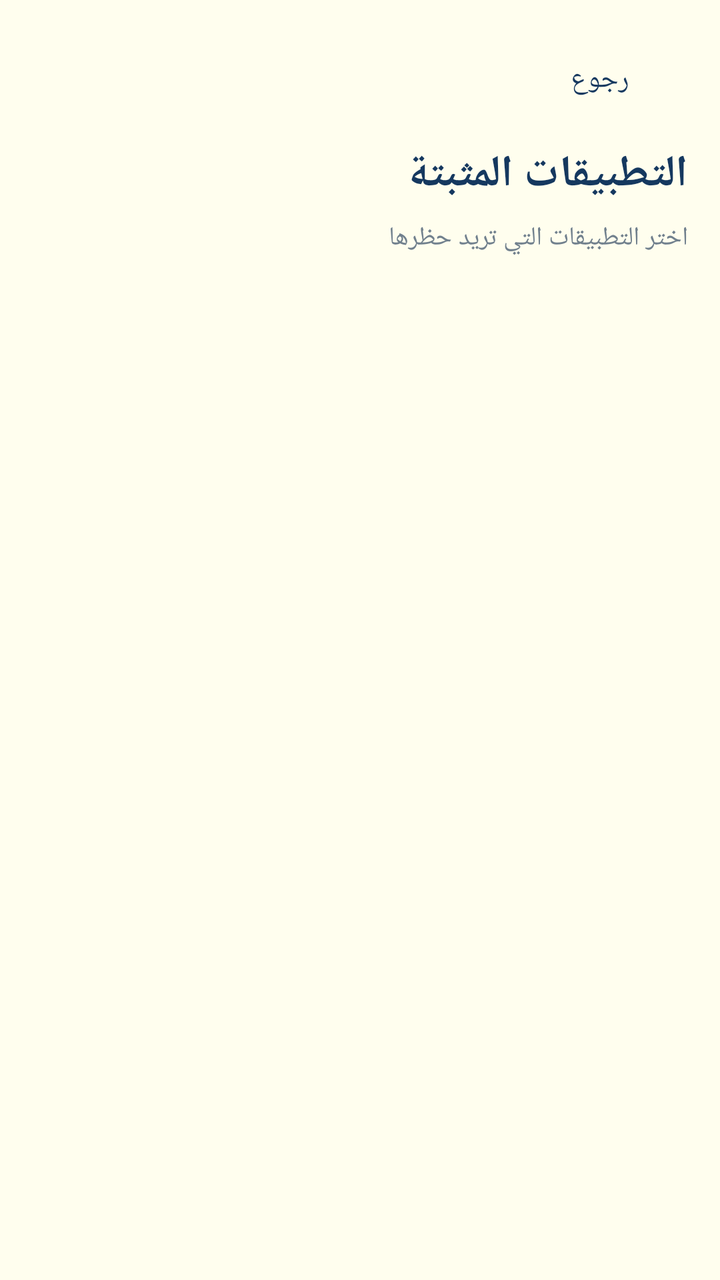
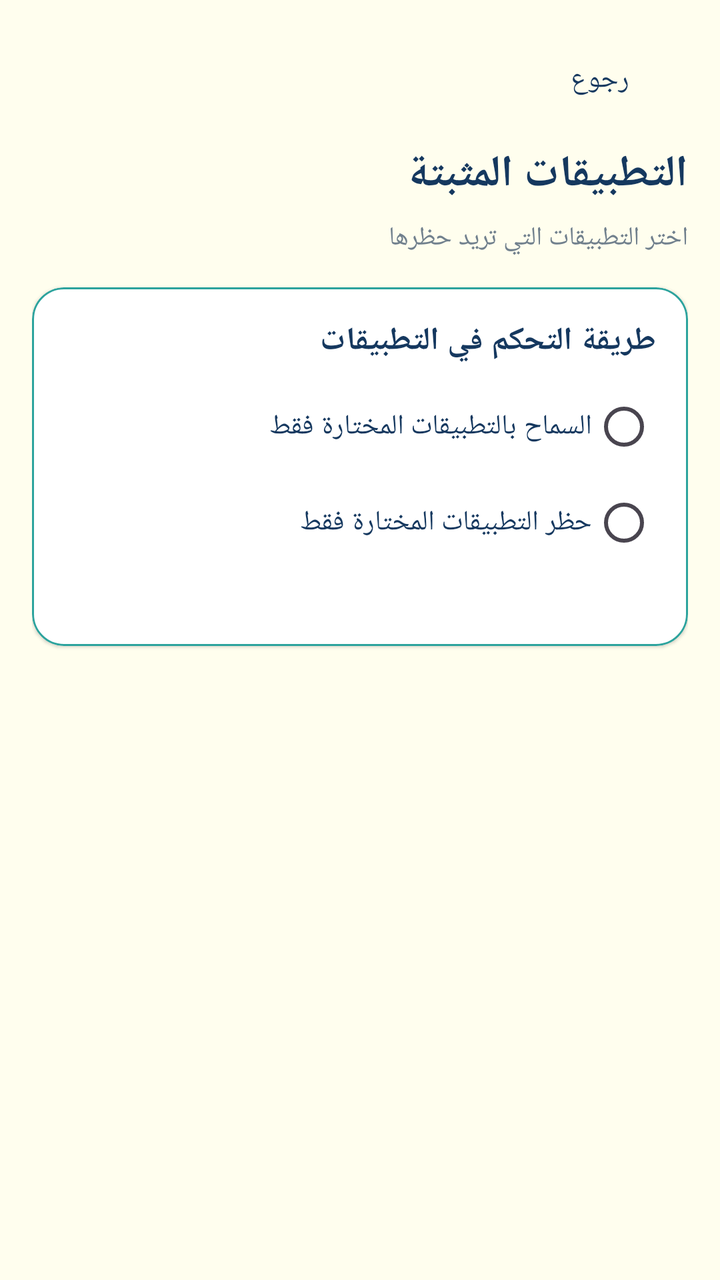

The first picture is an Android layout as it rendered before a commit; the second is the same layout after the commit. The layout source and the unified diff follow.
<!-- AndroidManifest.xml: application theme Theme.SafeNest -->
<!-- res/layout/fragment_installed_apps.xml -->
<?xml version="1.0" encoding="utf-8"?>
<androidx.constraintlayout.widget.ConstraintLayout xmlns:android="http://schemas.android.com/apk/res/android"
    xmlns:app="http://schemas.android.com/apk/res-auto"
    android:layout_width="match_parent"
    android:layout_height="match_parent"
    android:background="@color/background_light"
    android:layoutDirection="rtl"
    android:textDirection="rtl">

    <androidx.core.widget.NestedScrollView
        android:id="@+id/scrollView"
        android:layout_width="0dp"
        android:layout_height="0dp"
        android:fillViewport="true"
        app:layout_constraintBottom_toBottomOf="parent"
        app:layout_constraintEnd_toEndOf="parent"
        app:layout_constraintStart_toStartOf="parent"
        app:layout_constraintTop_toTopOf="parent">

        <LinearLayout
            android:layout_width="match_parent"
            android:layout_height="wrap_content"
            android:orientation="vertical"
            android:padding="16dp">

            
            <com.google.android.material.button.MaterialButton
                android:id="@+id/backButton"
                style="@style/Widget.Material3.Button.TextButton"
                android:layout_width="wrap_content"
                android:layout_height="wrap_content"
                android:fontFamily="@font/lemonada_bold"
                android:text="@string/back"
                android:textColor="@color/purple_dark" />

            
            <TextView
                android:layout_width="wrap_content"
                android:layout_height="wrap_content"
                android:layout_marginTop="8dp"
                android:layout_marginBottom="8dp"
                android:fontFamily="@font/lemonada_bold"
                android:text="@string/installed_apps"
                android:textColor="@color/purple_dark"
                android:textSize="22sp"
                android:textStyle="bold" />

            <TextView
                android:layout_width="wrap_content"
                android:layout_height="wrap_content"
                android:layout_marginBottom="16dp"
                android:fontFamily="@font/lemonada_bold"
                android:text="@string/installed_apps_subtitle"
                android:textColor="@color/gray_medium"
                android:textSize="13sp" />

            
            <ProgressBar
                android:id="@+id/progressBar"
                android:layout_width="wrap_content"
                android:layout_height="wrap_content"
                android:layout_gravity="center"
                android:layout_marginTop="32dp"
                android:visibility="gone" />

            
            <TextView
                android:id="@+id/emptyText"
                android:layout_width="match_parent"
                android:layout_height="wrap_content"
                android:layout_marginTop="48dp"
                android:fontFamily="@font/lemonada_bold"
                android:gravity="center"
                android:text="@string/no_installed_apps"
                android:textColor="@color/gray_medium"
                android:textSize="16sp"
                android:visibility="gone" />

            
            <com.google.android.material.card.MaterialCardView
                android:id="@+id/availableAppsCard"
                android:layout_width="match_parent"
                android:layout_height="wrap_content"
                android:layout_marginTop="16dp"
                app:cardBackgroundColor="@color/white"
                app:cardCornerRadius="16dp"
                app:cardElevation="2dp"
                app:strokeColor="@color/teal_brand"
                app:strokeWidth="2dp"
                android:visibility="gone">

                <LinearLayout
                    android:layout_width="match_parent"
                    android:layout_height="wrap_content"
                    android:orientation="vertical"
                    android:padding="16dp">

                    <TextView
                        android:layout_width="wrap_content"
                        android:layout_height="wrap_content"
                        android:fontFamily="@font/lemonada_bold"
                        android:text="التطبيقات المثبتة على جهاز الطفل"
                        android:textColor="@color/teal_brand"
                        android:textSize="16sp"
                        android:textStyle="bold" />

                    <TextView
                        android:layout_width="match_parent"
                        android:layout_height="wrap_content"
                        android:layout_marginTop="4dp"
                        android:text="اختر تطبيقًا لعمل حظر أو تحديد وقت استخدام."
                        android:textColor="@color/gray_medium"
                        android:textSize="13sp" />

                    <LinearLayout
                        android:id="@+id/availableAppsList"
                        android:layout_width="match_parent"
                        android:layout_height="wrap_content"
                        android:layout_marginTop="12dp"
                        android:orientation="vertical" />
                </LinearLayout>
            </com.google.android.material.card.MaterialCardView>

            
            <com.google.android.material.card.MaterialCardView
                android:id="@+id/blockedAppsCard"
                android:layout_width="match_parent"
                android:layout_height="wrap_content"
                android:layout_marginTop="16dp"
                app:cardBackgroundColor="@color/white"
                app:cardCornerRadius="16dp"
                app:cardElevation="2dp"
                app:strokeColor="@color/pink_soft"
                app:strokeWidth="2dp"
                android:visibility="gone">

                <LinearLayout
                    android:layout_width="match_parent"
                    android:layout_height="wrap_content"
                    android:orientation="vertical"
                    android:padding="16dp">

                    
                    <TextView
                        android:layout_width="wrap_content"
                        android:layout_height="wrap_content"
                        android:fontFamily="@font/lemonada_bold"
                        android:text="التطبيقات المحظوره"
                        android:textColor="@color/pink_soft"
                        android:textSize="14sp"
                        android:textStyle="bold" />

                    
                    <LinearLayout
                        android:id="@+id/blockedAppsList"
                        android:layout_width="match_parent"
                        android:layout_height="wrap_content"
                        android:layout_marginTop="12dp"
                        android:orientation="vertical" />

                    
                    <com.google.android.material.button.MaterialButton
                        android:id="@+id/addBlockedAppBtn"
                        style="@style/Widget.Material3.Button.TonalButton"
                        android:layout_width="wrap_content"
                        android:layout_height="wrap_content"
                        android:layout_gravity="center"
                        android:layout_marginTop="12dp"
                        android:fontFamily="@font/lemonada_bold"
                        android:text="أضف تطبيق محظور"
                        android:textSize="12sp"
                        app:backgroundTint="@color/pink_soft"
                        app:cornerRadius="20dp" />

                </LinearLayout>

            </com.google.android.material.card.MaterialCardView>

            
            <com.google.android.material.card.MaterialCardView
                android:id="@+id/allowedAppsCard"
                android:layout_width="match_parent"
                android:layout_height="wrap_content"
                android:layout_marginTop="16dp"
                android:layout_marginBottom="16dp"
                app:cardBackgroundColor="@color/white"
                app:cardCornerRadius="16dp"
                app:cardElevation="2dp"
                app:strokeColor="@color/orange_accent"
                app:strokeWidth="2dp"
                android:visibility="gone">

                <LinearLayout
                    android:layout_width="match_parent"
                    android:layout_height="wrap_content"
                    android:orientation="vertical"
                    android:padding="16dp">

                    
                    <TextView
                        android:layout_width="wrap_content"
                        android:layout_height="wrap_content"
                        android:fontFamily="@font/lemonada_bold"
                        android:text="التطبيقات المسموح بها"
                        android:textColor="@color/orange_accent"
                        android:textSize="14sp"
                        android:textStyle="bold" />

                    
                    <LinearLayout
                        android:id="@+id/allowedAppsList"
                        android:layout_width="match_parent"
                        android:layout_height="wrap_content"
                        android:layout_marginTop="12dp"
                        android:orientation="vertical" />

                    
                    <com.google.android.material.button.MaterialButton
                        android:id="@+id/addAllowedAppBtn"
                        style="@style/Widget.Material3.Button.TonalButton"
                        android:layout_width="wrap_content"
                        android:layout_height="wrap_content"
                        android:layout_gravity="center"
                        android:layout_marginTop="12dp"
                        android:fontFamily="@font/lemonada_bold"
                        android:text="أضف تطبيق مسموح"
                        android:textSize="12sp"
                        app:backgroundTint="@color/orange_accent"
                        app:cornerRadius="20dp" />

                </LinearLayout>

            </com.google.android.material.card.MaterialCardView>

        </LinearLayout>
    </androidx.core.widget.NestedScrollView>

</androidx.constraintlayout.widget.ConstraintLayout>
<!-- resources referenced by this layout -->
<resources>
  <color name="background_light">#FFFEEE</color>
  <color name="gray_medium">#71808D</color>
  <color name="orange_accent">#E8796A</color>
  <color name="pink_soft">#F5D3CE</color>
  <color name="purple_dark">#15385F</color>
  <color name="teal_brand">#2CA39D</color>
  <color name="white">#FFFFFFFF</color>
  <string name="back">رجوع</string>
  <string name="installed_apps">التطبيقات المثبتة</string>
  <string name="installed_apps_subtitle">اختر التطبيقات التي تريد حظرها</string>
  <string name="no_installed_apps">لا توجد تطبيقات مسجلة</string>
  <style name="Theme.SafeNest" parent="Base.Theme.SafeNest" />
  <style name="Base.Theme.SafeNest" parent="Theme.Material3.DayNight.NoActionBar">
          <item name="colorPrimary">@color/teal_brand</item>
          <item name="colorOnPrimary">@color/white</item>
          <item name="colorSecondary">@color/navy_brand</item>
          <item name="colorOnSecondary">@color/white</item>
          <item name="android:windowBackground">@color/ivory_surface</item>
          <item name="android:statusBarColor">@color/ivory_surface</item>
          <item name="android:navigationBarColor">@color/ivory_surface</item>
          <item name="android:fontFamily">sans-serif</item>
          <item name="android:windowLightStatusBar">true</item>
          <item name="android:windowLightNavigationBar">true</item>
      </style>
  <color name="navy_brand">#15385F</color>
  <color name="ivory_surface">#FFFEEE</color>
</resources>

<!-- the commit's change to res/layout/fragment_installed_apps.xml (unified diff, before → after) -->
@@ -54,6 +54,67 @@
                 android:textColor="@color/gray_medium"
                 android:textSize="13sp" />
 
+            <com.google.android.material.card.MaterialCardView
+                android:id="@+id/appControlModeCard"
+                android:layout_width="match_parent"
+                android:layout_height="wrap_content"
+                android:layout_marginBottom="16dp"
+                app:cardBackgroundColor="@color/white"
+                app:cardCornerRadius="16dp"
+                app:cardElevation="1dp"
+                app:strokeColor="@color/teal_brand"
+                app:strokeWidth="1dp">
+
+                <LinearLayout
+                    android:layout_width="match_parent"
+                    android:layout_height="wrap_content"
+                    android:orientation="vertical"
+                    android:padding="16dp">
+
+                    <TextView
+                        android:layout_width="match_parent"
+                        android:layout_height="wrap_content"
+                        android:fontFamily="@font/lemonada_bold"
+                        android:text="طريقة التحكم في التطبيقات"
+                        android:textColor="@color/navy_brand"
+                        android:textSize="16sp"
+                        android:textStyle="bold" />
+
+                    <RadioGroup
+                        android:id="@+id/appControlModeGroup"
+                        android:layout_width="match_parent"
+                        android:layout_height="wrap_content"
+                        android:layout_marginTop="8dp">
+
+                        <RadioButton
+                            android:id="@+id/allowlistMode"
+                            android:layout_width="match_parent"
+                            android:layout_height="wrap_content"
+                            android:minHeight="48dp"
+                            android:text="السماح بالتطبيقات المختارة فقط"
+                            android:textColor="@color/navy_brand"
+                            android:textSize="14sp" />
+
+                        <RadioButton
+                            android:id="@+id/blocklistMode"
+                            android:layout_width="match_parent"
+                            android:layout_height="wrap_content"
+                            android:minHeight="48dp"
+                            android:text="حظر التطبيقات المختارة فقط"
+                            android:textColor="@color/navy_brand"
+                            android:textSize="14sp" />
+                    </RadioGroup>
+
+                    <TextView
+                        android:id="@+id/appControlModeSummary"
+                        android:layout_width="match_parent"
+                        android:layout_height="wrap_content"
+                        android:layout_marginTop="4dp"
+                        android:textColor="@color/gray_medium"
+                        android:textSize="13sp" />
+                </LinearLayout>
+            </com.google.android.material.card.MaterialCardView>
+
             
             <ProgressBar
                 android:id="@+id/progressBar"
@@ -108,7 +169,7 @@
                         android:layout_width="match_parent"
                         android:layout_height="wrap_content"
                         android:layout_marginTop="4dp"
-                        android:text="اختر تطبيقًا لعمل حظر أو تحديد وقت استخدام."
+                        android:text="في وضع السماح اختر التطبيقات التي ستعمل، وفي وضع الحظر اختر التطبيقات التي سيتم قفلها. يمكنك أيضًا تحديد وقت لكل تطبيق."
                         android:textColor="@color/gray_medium"
                         android:textSize="13sp" />
 
@@ -201,7 +262,7 @@
                         android:layout_width="wrap_content"
                         android:layout_height="wrap_content"
                         android:fontFamily="@font/lemonada_bold"
-                        android:text="التطبيقات المسموح بها"
+                        android:text="حدود وقت الاستخدام لكل تطبيق"
                         android:textColor="@color/orange_accent"
                         android:textSize="14sp"
                         android:textStyle="bold" />
@@ -223,7 +284,7 @@
                         android:layout_gravity="center"
                         android:layout_marginTop="12dp"
                         android:fontFamily="@font/lemonada_bold"
-                        android:text="أضف تطبيق مسموح"
+                        android:text="أضف تطبيقًا بحد زمني"
                         android:textSize="12sp"
                         app:backgroundTint="@color/orange_accent"
                         app:cornerRadius="20dp" />
